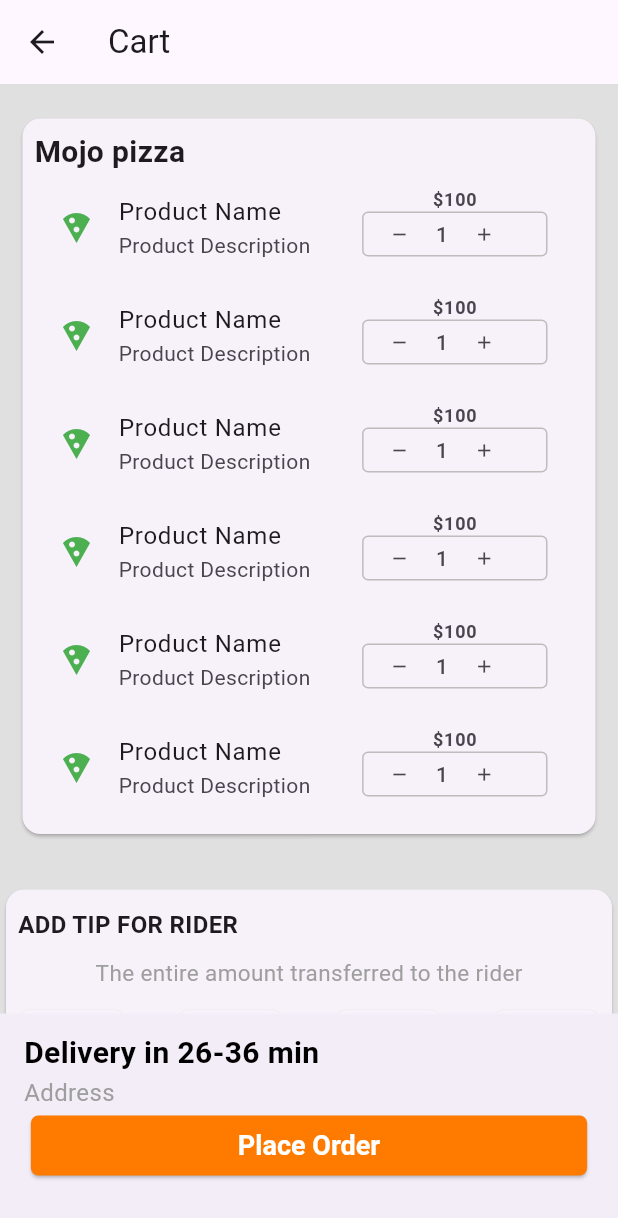
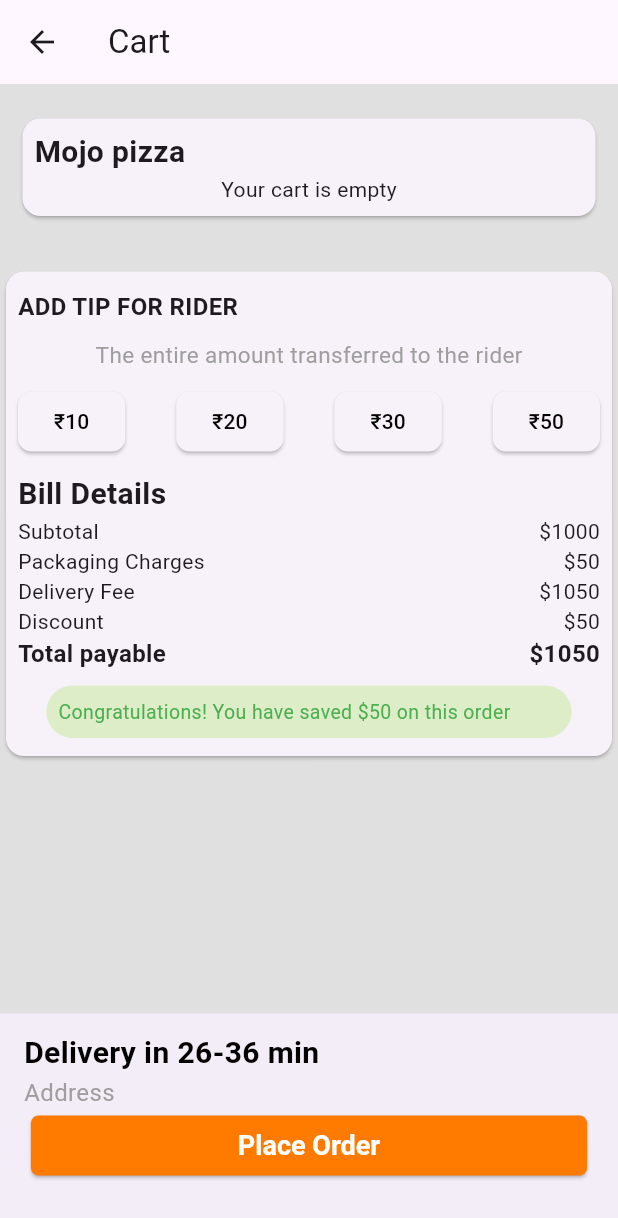
Before and after one commit to Pulkito4/Mojo_Pizza_App_MVP, a Flutter app: the CartScreen screen opened directly, on a phone screen of 412 x 824 dp. Shown: the top 1218 px of the screen. Run offline on Flutter 3.47's test engine with Material 3 defaults, Android fonts, the phone set to English and light mode, and no system bars; our stand-ins replace carousel_slider, cloud_firestore, equatable, firebase_auth, firebase_core, flutter_bloc and 4 more; accounts and stored records are empty; generated files the repository leaves out were written again.

Commit message:
add add to cart functionality

```diff
--- /dev/null
+++ b/lib/modules/cart/bloc/cart_event.dart
@@ -0,0 +1,49 @@
+import 'package:equatable/equatable.dart';
+
+
+abstract class CartEvent extends Equatable {
+  const CartEvent();
+
+  @override
+  List<Object> get props => [];
+}
+
+
+class AddToCart extends CartEvent {
+  final String pizzaId;
+  final String category;
+  final String pizzaName;
+  final int price;
+  final bool isVeg;
+
+  const AddToCart(this.pizzaId, this.category, this.pizzaName, this.price, this.isVeg);
+
+  @override
+  List<Object> get props => [pizzaId];
+}
+
+class IncreaseQuantity extends CartEvent {
+  final String pizzaId;
+
+  const IncreaseQuantity(this.pizzaId);
+
+  @override
+  List<Object> get props => [pizzaId];
+}
+class DecreaseQuantity extends CartEvent {
+  final String pizzaId;
+
+  const DecreaseQuantity(this.pizzaId);
+
+  @override
+  List<Object> get props => [pizzaId];
+}
+
+class RemoveFromCart extends CartEvent {
+  final String pizzaId;
+
+  const RemoveFromCart(this.pizzaId);
+
+  @override
+  List<Object> get props => [pizzaId];
+}
--- a/lib/modules/cart/bloc/cart_state.dart
+++ b/lib/modules/cart/bloc/cart_state.dart
@@ -1,24 +1,26 @@
-// import 'package:equatable/equatable.dart';
+import 'package:equatable/equatable.dart';
 
-// class CartItem {
-//   final String id;
-//   final String name;
-//   final double price;
-//   final int quantity;
+class CartItem {
+  final String pizzaId;
+  final int quantity;
+  final String pizzaName;
+  final int price;
+  final bool isVeg;
 
-//   CartItem(
-//       {required this.id,
-//       required this.name,
-//       required this.price,
-//       required this.quantity});
-// }
+  CartItem({required this.pizzaId, this.quantity = 1, this.pizzaName = '', this.price = 0, this.isVeg = true});
+}
 
-// class CartState extends Equatable {
-//   final List<CartItem> cartItems;
-//   final double totalAmount;
+class CartState extends Equatable {
+  final List<CartItem> items;
 
-//   const CartState({required this.cartItems, required this.totalAmount});
+  const CartState({this.items = const []});
 
-//   @override
-//   List<Object> get props => [cartItems, totalAmount];
-// }
+  CartState copyWith({List<CartItem>? items}) {
+    return CartState(
+      items: items ?? this.items,
+    );
+  }
+
+  @override
+  List<Object> get props => [items];
+}
--- a/lib/modules/cart/views/pages/cart_screen.dart
+++ b/lib/modules/cart/views/pages/cart_screen.dart
@@ -1,5 +1,9 @@
 import 'package:flutter/material.dart';
+import 'package:flutter_bloc/flutter_bloc.dart';
 import '../../../../custom_button_styles.dart';
+import '../../bloc/cart_bloc.dart';
+import '../../bloc/cart_event.dart';
+import '../../bloc/cart_state.dart';
 import '../widgets/add_item_button.dart';
 
 class CartScreen extends StatelessWidget {
@@ -39,7 +43,7 @@
                             ),
                           ),
                         ),
-                        ...List.generate(6, (index) {
+                       /*  ...List.generate(6, (index) {
                           return const ListTile(
                             leading: Icon(
                               Icons.local_pizza,
@@ -49,7 +53,40 @@
                             subtitle: Text("Product Description"),
                             trailing: AddItemButton(),
                           );
-                        }),
+                        }), */
+
+                           BlocBuilder<CartBloc, CartState>(
+                        builder: (context, state) {
+                          if (state.items.isEmpty) {
+                            return const Center(child: Text('Your cart is empty'));
+                          }
+                          return Column(
+                            children: state.items.map((item) {
+                              return ListTile(
+                                leading:  Icon(
+                                  Icons.local_pizza,
+                                  color: (item.isVeg)?Colors.green : Colors.red,
+                                ),
+                                title: Text(item.pizzaName),
+
+
+                                // add price to subtitle
+                                subtitle: Text('Price: ₹${item.price* item.quantity}'),
+
+                                trailing: AddItemButton(quantity: item.quantity, pizzaId: item.pizzaId),
+
+
+                                 /* IconButton(
+                                  icon: const Icon(Icons.add),
+                                  onPressed: () {
+                                    BlocProvider.of<CartBloc>(context).add(IncreaseQuantity(item.pizzaId));
+                                  },
+                                ), */
+                              );
+                            }).toList(),
+                          );
+                        },
+                      ),
                       ],
                     ),
                   ),
--- a/lib/modules/cart/views/widgets/add_item_button.dart
+++ b/lib/modules/cart/views/widgets/add_item_button.dart
@@ -1,7 +1,13 @@
 import 'package:flutter/material.dart';
+import 'package:flutter_bloc/flutter_bloc.dart';
+import 'package:mojo_pizza_app_mvp/modules/cart/bloc/cart_event.dart';
+
+import '../../bloc/cart_bloc.dart';
 
 class AddItemButton extends StatelessWidget {
-  const AddItemButton({super.key});
+  final int quantity;
+  final String pizzaId;
+  const AddItemButton({super.key, required this.quantity, required this.pizzaId});
 
   @override
   Widget build(BuildContext context) {
@@ -9,8 +15,7 @@
       //mainAxisAlignment: MainAxisAlignment.start,
       crossAxisAlignment: CrossAxisAlignment.center,
       children: [
-        const Text("\$100",
-            style: TextStyle(fontSize: 12, fontWeight: FontWeight.bold)),
+
         Container(
           width: MediaQuery.of(context).size.width * 0.30, // Small width
           height: 30.0, // Small height
@@ -24,21 +29,25 @@
               // Decrement Button
               IconButton(
                 icon: Icon(Icons.remove, size: 14.0), // Smaller icon
-                onPressed: () {},
+                onPressed: () {
+                  BlocProvider.of<CartBloc>(context).add(DecreaseQuantity(pizzaId));
+                },
                 padding: EdgeInsets.all(0), // Remove default padding
                 constraints: BoxConstraints(), // Remove default constraints
               ),
 
               // Item Count
               Text(
-                "1", // Default count
+                "$quantity", // Default count
                 style: TextStyle(fontSize: 14.0), // Smaller text
               ),
 
               // Increment Button
               IconButton(
                 icon: Icon(Icons.add, size: 14.0), // Smaller icon
-                onPressed: () {},
+                onPressed: () {
+ BlocProvider.of<CartBloc>(context).add(IncreaseQuantity(pizzaId));
+                },
                 padding: EdgeInsets.all(0), // Remove default padding
                 constraints: BoxConstraints(), // Remove default constraints
               ),
--- a/lib/modules/menu/views/widgets/menu_items.dart
+++ b/lib/modules/menu/views/widgets/menu_items.dart
@@ -52,7 +52,9 @@
                     title: title,
                     description: description,
                     price: price.toString(),
-                    isVeg: isVeg);
+                    isVeg: isVeg,
+                    pizzaId: doc.id,
+                    category: category);
               },
             ).toList(),
           );
--- a/lib/modules/menu/views/widgets/menucard.dart
+++ b/lib/modules/menu/views/widgets/menucard.dart
@@ -1,4 +1,7 @@
 import 'package:flutter/material.dart';
+import 'package:flutter_bloc/flutter_bloc.dart';
+import 'package:mojo_pizza_app_mvp/modules/cart/bloc/cart_bloc.dart';
+import 'package:mojo_pizza_app_mvp/modules/cart/bloc/cart_event.dart';
 import 'package:mojo_pizza_app_mvp/modules/cart/views/pages/cart_screen.dart';
 
 class Menucard extends StatelessWidget {
@@ -7,6 +10,8 @@
   final String description;
   final String price;
   final bool isVeg;
+  final String pizzaId;
+  final String category;
 
   const Menucard(
       {super.key,
@@ -14,7 +19,9 @@
       required this.title,
       required this.description,
       required this.price,
-      required this.isVeg});
+      required this.isVeg,
+      required this.pizzaId,
+      required this.category});
 
   @override
   Widget build(BuildContext context) {
@@ -113,6 +120,9 @@
                                 // ),
                                 OutlinedButton(
                                     onPressed: () {
+
+                                      BlocProvider.of<CartBloc>(context).add(
+                                          AddToCart(pizzaId, category, title, int.parse(price), isVeg));
                                       Navigator.push(
                                           context,
                                           MaterialPageRoute(
```
Also changed, not shown: lib/main.dart (+12 -2 lines), lib/modules/cart/bloc/cart_bloc.dart (+69 -1 lines).
